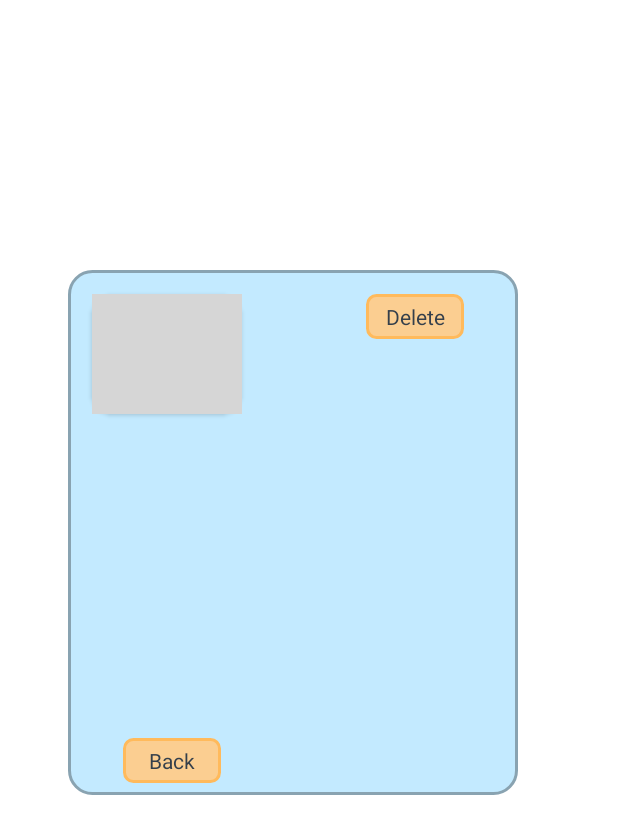
After one commit to popaDaria/IcarusInBloom, an Android app: the layout view_plant_info.xml on its own in the app's theme, with its tools: preview values and no code run, on a phone screen of 412 x 824 dp. The commit adds this screen. Shown: the top 834 px of the screen. Run offline under Robolectric (Android 15) with nearby library versions, the phone set to English and light mode, and no system bars; grey boxes are pictures that could not be loaded.

Commit message:
commit - plant info view + delete

```diff
--- a/app/src/main/AndroidManifest.xml
+++ b/app/src/main/AndroidManifest.xml
@@ -24,8 +24,10 @@
             android:theme="@style/AppTheme"/>
         <activity android:name=".MainActivity"
             android:theme="@style/AppTheme">
-
         </activity>
+        <activity android:name=".PlantInfoActivity"
+            android:theme="@style/Theme.Transparent"
+            android:launchMode="singleTop"/>
     </application>
 
 </manifest>
--- a/app/src/main/java/com/sunny/icarusinbloom/persistance/PlantRepository.java
+++ b/app/src/main/java/com/sunny/icarusinbloom/persistance/PlantRepository.java
@@ -50,4 +50,10 @@ public class PlantRepository {
         return plantDao.getAllUserPlant(userId);
     }
 
+    public void delete(PlantItem item){
+        executorService.execute(()->{
+            plantDao.delete(item);
+        });
+    }
+
 }
--- a/app/src/main/java/com/sunny/icarusinbloom/recycler/PlantItemAdapter.java
+++ b/app/src/main/java/com/sunny/icarusinbloom/recycler/PlantItemAdapter.java
@@ -76,13 +76,13 @@ public class PlantItemAdapter extends RecyclerView.Adapter<PlantItemAdapter.View
             itemView.setOnClickListener(new View.OnClickListener() {
                 @Override
                 public void onClick(View v) {
-                    listItemClick.onClick(getAdapterPosition());
+                    listItemClick.onClick(plants.get(getAdapterPosition()));
                 }
             });
         }
     }
 
     public interface OnListItemClick{
-        void onClick(int position);
+        void onClick(PlantItem plantItem);
     }
 }
--- a/app/src/main/java/com/sunny/icarusinbloom/recycler/PlantItemViewModel.java
+++ b/app/src/main/java/com/sunny/icarusinbloom/recycler/PlantItemViewModel.java
@@ -51,10 +51,8 @@ public class PlantItemViewModel extends AndroidViewModel {
         plantList.setValue(list);*/
     }
 
-    public void deletePlant(int position){
-       /* ArrayList<PlantItem> list = plantList.getValue();
-        list.remove(position);
-        plantList.setValue(list);*/
+    public void deletePlant(PlantItem item){
+        repository.delete(item);
     }
 
     public LiveData<PlantItem> getPlant(int id){
--- /dev/null
+++ b/app/src/main/res/drawable/view_shadow.xml
@@ -0,0 +1,19 @@
+<?xml version="1.0" encoding="utf-8"?>
+<shape xmlns:android="http://schemas.android.com/apk/res/android"
+    android:shape="rectangle">
+
+    <!-- View background color -->
+    <solid
+        android:color="@color/baby_blue" >
+    </solid>
+
+    <!-- View border color and width -->
+    <stroke
+        android:width="2dp"
+        android:color="@color/baby_blue_shadow" >
+    </stroke>
+
+    <corners
+        android:radius="15dp"   >
+    </corners>
+</shape>
--- /dev/null
+++ b/app/src/main/res/layout/view_plant_info.xml
@@ -0,0 +1,129 @@
+<?xml version="1.0" encoding="utf-8"?>
+<FrameLayout
+    xmlns:android="http://schemas.android.com/apk/res/android"
+    xmlns:app="http://schemas.android.com/apk/res-auto"
+    xmlns:tools="http://schemas.android.com/tools"
+    android:layout_width="match_parent"
+    android:layout_height="match_parent"
+    android:background="@android:color/transparent"
+    android:paddingHorizontal="45dp"
+    android:paddingVertical="180dp"
+    android:id="@+id/frameLayout"
+    android:onClick="exitView"
+    tools:context=".PlantInfoActivity">
+
+    <androidx.constraintlayout.widget.ConstraintLayout
+        android:layout_width="300dp"
+        android:layout_height="350dp"
+        android:background="@drawable/view_shadow">
+
+        <androidx.cardview.widget.CardView
+            android:id="@+id/cardView"
+            android:layout_width="100dp"
+            android:layout_height="80dp"
+            android:layout_marginStart="16dp"
+            android:layout_marginTop="16dp"
+            app:cardCornerRadius="15dp"
+            app:layout_constraintStart_toStartOf="parent"
+            app:layout_constraintTop_toTopOf="parent">
+
+            <ImageView
+                android:id="@+id/plantImageInfoView"
+                android:layout_width="100dp"
+                android:layout_height="80dp"
+                android:background="@color/light_orange"
+                tools:srcCompat="@tools:sample/avatars" />
+        </androidx.cardview.widget.CardView>
+
+        <TextView
+            android:id="@+id/deletePlant"
+            android:layout_width="65dp"
+            android:layout_height="30dp"
+            android:layout_marginBottom="304dp"
+            android:background="@drawable/button_bg"
+            android:gravity="center"
+            android:padding="0sp"
+            android:text="Delete"
+            android:onClick="deletePlant"
+            android:textColor="@color/accent_dark"
+            android:textSize="14sp"
+            app:layout_constraintBottom_toBottomOf="parent"
+            app:layout_constraintEnd_toEndOf="parent"
+            app:layout_constraintHorizontal_bias="0.846"
+            app:layout_constraintStart_toStartOf="parent" />
+
+        <TextView
+            android:id="@+id/goBackToFragment"
+            android:layout_width="65dp"
+            android:layout_height="30dp"
+            android:layout_marginBottom="8dp"
+            android:background="@drawable/button_bg"
+            android:gravity="center"
+            android:padding="0sp"
+            android:text="Back"
+            android:textColor="@color/accent_dark"
+            android:textSize="14sp"
+            app:layout_constraintBottom_toBottomOf="parent"
+            app:layout_constraintEnd_toEndOf="parent"
+            app:layout_constraintHorizontal_bias="0.157"
+            app:layout_constraintStart_toStartOf="parent" />
+
+        <TextView
+            android:id="@+id/plantInfoViewTitle"
+            android:layout_width="137dp"
+            android:layout_height="36dp"
+            android:layout_marginTop="60dp"
+            android:layout_marginEnd="36dp"
+            android:textSize="20sp"
+            android:textAlignment="center"
+            app:layout_constraintEnd_toEndOf="parent"
+            app:layout_constraintTop_toTopOf="parent" />
+
+        <TextView
+            android:id="@+id/plantInfoViewInfo"
+            android:layout_width="234dp"
+            android:layout_height="43dp"
+            android:layout_marginTop="16dp"
+            app:layout_constraintEnd_toEndOf="parent"
+            android:textSize="14sp"
+            android:textAlignment="center"
+            app:layout_constraintStart_toStartOf="parent"
+            app:layout_constraintTop_toBottomOf="@+id/cardView" />
+
+        <TextView
+            android:id="@+id/plantInfoViewExtra"
+            android:layout_width="234dp"
+            android:layout_height="43dp"
+            android:layout_marginTop="8dp"
+            android:textSize="14sp"
+            android:textAlignment="center"
+            app:layout_constraintEnd_toEndOf="parent"
+            app:layout_constraintStart_toStartOf="parent"
+            app:layout_constraintTop_toBottomOf="@+id/plantInfoViewBday" />
+
+        <TextView
+            android:id="@+id/plantInfoViewSpecies"
+            android:layout_width="234dp"
+            android:layout_height="43dp"
+            android:layout_marginTop="8dp"
+            android:textSize="14sp"
+            android:textAlignment="center"
+            app:layout_constraintEnd_toEndOf="parent"
+            app:layout_constraintStart_toStartOf="parent"
+            app:layout_constraintTop_toBottomOf="@+id/plantInfoViewInfo" />
+
+        <TextView
+            android:id="@+id/plantInfoViewBday"
+            android:layout_width="234dp"
+            android:layout_height="43dp"
+            android:layout_marginTop="8dp"
+            android:textSize="14sp"
+            android:textAlignment="center"
+            app:layout_constraintEnd_toEndOf="parent"
+            app:layout_constraintStart_toStartOf="parent"
+            app:layout_constraintTop_toBottomOf="@+id/plantInfoViewSpecies" />
+
+
+    </androidx.constraintlayout.widget.ConstraintLayout>
+
+</FrameLayout>
--- a/app/src/main/res/values/colors.xml
+++ b/app/src/main/res/values/colors.xml
@@ -13,6 +13,7 @@
     <color name="light_orange">#FBCE91</color>
     <color name="darker_orange">#FFBA5C</color>
     <color name="baby_blue">#C3EAFF</color>
+    <color name="baby_blue_shadow">#89A3B1</color>
     <color name="bright_blue">#CBFFEE</color>
     <color name="accent_dark">#343F4B</color>
 
--- a/app/src/main/res/values/strings.xml
+++ b/app/src/main/res/values/strings.xml
@@ -4,4 +4,6 @@
     <string name="tab_text_2">Plants</string>
     <string name="tab_text_3">Message</string>
     <string name="generic_plant_info">This is my plant. It is the best plant c:</string>
+    <string name="action_settings">Settings</string>
+    <string name="action_logOut">Log Out</string>
 </resources>
--- /dev/null
+++ b/app/src/main/res/values/transparent_style.xml
@@ -0,0 +1,11 @@
+<?xml version="1.0" encoding="utf-8"?>
+<resources>
+    <style name="Theme.Transparent" parent="Theme.AppCompat.Light.NoActionBar">
+        <item name="android:windowIsTranslucent">true</item>
+        <item name="android:windowBackground">@android:color/transparent</item>
+        <item name="android:windowContentOverlay">@null</item>
+        <item name="android:windowNoTitle">true</item>
+        <item name="android:backgroundDimEnabled">true</item>
+        <item name="colorPrimaryDark">@android:color/transparent</item>
+    </style>
+</resources>
```
Also changed, not shown: app/src/main/java/com/sunny/icarusinbloom/Fragment1.java (+16 -6 lines), app/src/main/java/com/sunny/icarusinbloom/LogInActivity.java (+29 -3 lines), app/src/main/java/com/sunny/icarusinbloom/MainActivity.java (+43 -29 lines), app/src/main/java/com/sunny/icarusinbloom/PlantInfoActivity.java (added, +66 -0 lines), app/src/main/java/com/sunny/icarusinbloom/SignUpActivity.java (+17 -3 lines), app/src/main/res/layout/header_main.xml (+22 -3 lines), app/src/main/res/menu/main_toolbar.xml (added, +11 -0 lines).
